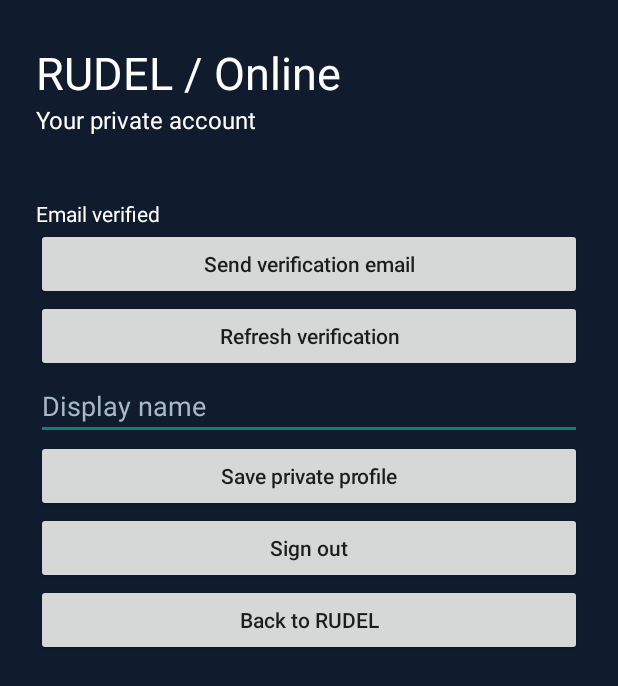
After one commit to rudrasha8107/RUDEL-Grand-Universe, an Android app: the AccountActivity screen opened directly, with no data from a screen before it, on a phone screen of 412 x 824 dp. The commit adds this screen. Shown: the top 686 px of the screen. Run offline under Robolectric (Android 15) with nearby library versions, the phone set to English and light mode, and no system bars; our stand-ins replace Firebase (no records; nobody signed in at launch, a user with empty details on screens opened directly).

Commit message:
RUDEL 4.1 Online Foundation

```diff
--- a/android-native/app/src/main/AndroidManifest.xml
+++ b/android-native/app/src/main/AndroidManifest.xml
@@ -2,6 +2,7 @@
     <uses-permission android:name="android.permission.INTERNET" />
     <uses-permission android:name="android.permission.RECORD_AUDIO" />
     <application android:allowBackup="false" android:label="RUDEL" android:icon="@android:drawable/sym_def_app_icon" android:theme="@android:style/Theme.Material.Light.NoActionBar" android:usesCleartextTraffic="false" android:supportsRtl="true">
+        <activity android:name="com.rudel.reborn.AccountActivity" android:exported="false" />
         <activity android:name=".MainActivity" android:exported="true" android:configChanges="orientation|screenSize|keyboardHidden" android:windowSoftInputMode="adjustResize">
             <intent-filter>
                 <action android:name="android.intent.action.MAIN"/>
--- /dev/null
+++ b/android-native/app/src/main/java/com/rudel/reborn/AccountActivity.java
@@ -0,0 +1,28 @@
+package com.rudel.reborn;
+import android.app.Activity;
+import android.os.Bundle;
+import android.graphics.Color;
+import android.widget.*;
+import android.text.InputType;
+import com.google.firebase.auth.*;
+import com.google.firebase.firestore.*;
+import java.util.HashMap;
+
+public class AccountActivity extends Activity {
+ private LinearLayout panel; private FirebaseAuth auth; private TextView status; private boolean busy;
+ @Override public void onCreate(Bundle b){super.onCreate(b); auth=FirebaseAuth.getInstance(); show();}
+ private int dp(int n){return (int)(n*getResources().getDisplayMetrics().density);}
+ private void text(String s,int size){TextView t=new TextView(this);t.setText(s);t.setTextColor(Color.WHITE);t.setTextSize(size);panel.addView(t);}
+ private EditText field(String hint,int type){EditText e=new EditText(this);e.setHint(hint);e.setSingleLine(true);e.setInputType(type);e.setTextColor(Color.WHITE);e.setHintTextColor(0xffa6b8ca);panel.addView(e);return e;}
+ private void button(String title,Runnable run){Button b=new Button(this);b.setText(title);b.setAllCaps(false);b.setOnClickListener(v->{if(!busy)run.run();});panel.addView(b);}
+ private void msg(String s){status.setText(s);}
+ private void show(){busy=false; ScrollView scroll=new ScrollView(this);panel=new LinearLayout(this);panel.setOrientation(1);panel.setPadding(dp(24),dp(28),dp(24),dp(24));panel.setBackgroundColor(0xff101c2d);scroll.setFillViewport(true);scroll.addView(panel);setContentView(scroll);text("RUDEL / Online",30);text("Your private account",16);status=new TextView(this);status.setTextColor(0xff80e5da);panel.addView(status);
+ FirebaseUser u=auth.getCurrentUser(); if(u==null){EditText email=field("Email",33),pass=field("Password (6+ characters)",129);
+ button("Sign in",()->{if(email.length()==0||pass.length()==0){msg("Enter email and password.");return;}busy=true;auth.signInWithEmailAndPassword(email.getText().toString().trim(),pass.getText().toString()).addOnCompleteListener(t->{busy=false;if(t.isSuccessful())show();else msg("Sign in failed. Check credentials and connection.");});});
+ button("Create account",()->{if(email.length()==0||pass.length()<6){msg("Enter email and at least 6 password characters.");return;}busy=true;auth.createUserWithEmailAndPassword(email.getText().toString().trim(),pass.getText().toString()).addOnCompleteListener(t->{busy=false;if(t.isSuccessful())show();else msg("Could not create account. Check email and password.");});});
+ button("Reset password",()->{if(email.length()==0){msg("Enter email.");return;}busy=true;auth.sendPasswordResetEmail(email.getText().toString().trim()).addOnCompleteListener(t->{busy=false;msg(t.isSuccessful()?"Check your email for reset instructions.":"Unable to request reset.");});});
+ }else{text(u.getEmail(),17);text(u.isEmailVerified()?"Email verified":"Email not verified",14);button("Send verification email",()->u.sendEmailVerification().addOnCompleteListener(t->msg(t.isSuccessful()?"Check your inbox.":"Could not send email.")));button("Refresh verification",()->u.reload().addOnCompleteListener(t->{if(t.isSuccessful())show();else msg("Could not refresh.");}));
+ EditText name=field("Display name",1); DocumentReference doc=FirebaseFirestore.getInstance().collection("users").document(u.getUid());doc.get().addOnSuccessListener(d->{String n=d.getString("displayName");if(n!=null&&name.length()==0)name.setText(n);});
+ button("Save private profile",()->{String n=name.getText().toString().trim();if(n.isEmpty()||n.length()>60){msg("Enter a name of 1–60 characters.");return;}HashMap<String,Object> data=new HashMap<>();data.put("displayName",n);busy=true;doc.set(data,SetOptions.merge()).addOnCompleteListener(t->{busy=false;msg(t.isSuccessful()?"Profile saved online.":"Profile not saved. Check rules and connection.");});});button("Sign out",()->{auth.signOut();show();});}
+ button("Back to RUDEL",()->finish());}
+}
--- a/android-native/build.gradle
+++ b/android-native/build.gradle
@@ -1,3 +1,4 @@
 plugins {
     id 'com.android.application' version '8.7.3' apply false
+    id 'com.google.gms.google-services' version '4.4.4' apply false
 }
```
Also changed, not shown: android-native/app/build.gradle (+11 -3 lines), android-native/app/src/main/java/com/rudel/reborn/MainActivity.java (+8 -1 lines), 2 other files.
